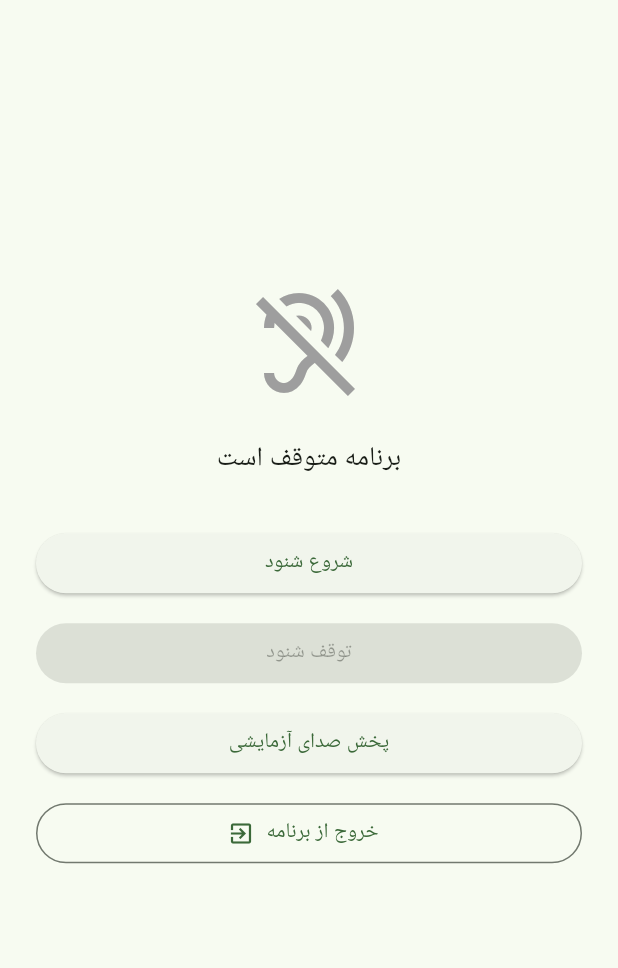
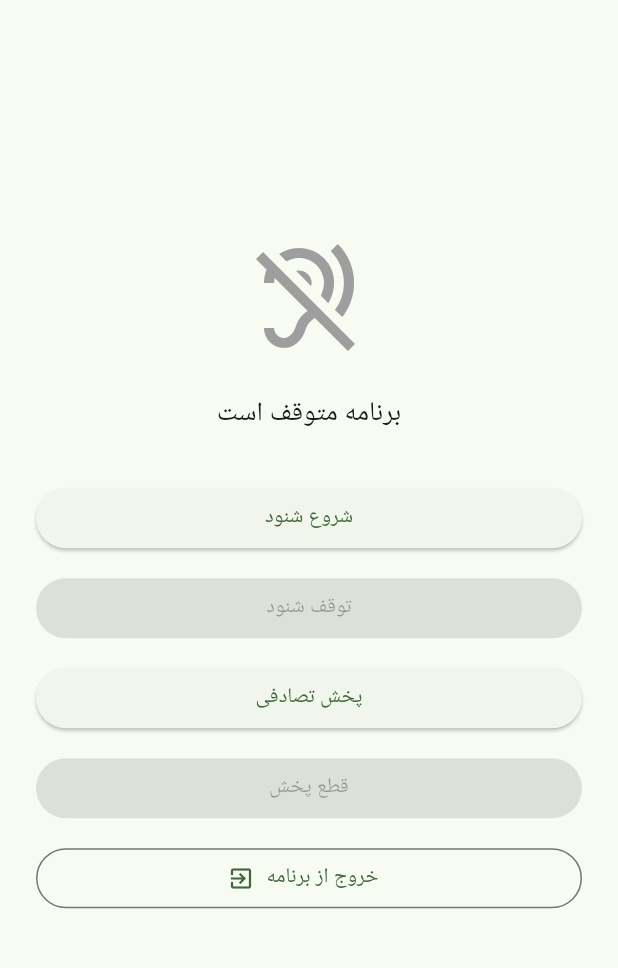
Before and after one commit to hak136299/birdnet-anti-crow, a Flutter app: the screen it shows after launch, on a phone screen of 412 x 824 dp, the part 84-1052 px from its top. Run offline on Flutter 3.47's test engine with Material 3 defaults, Android fonts, the phone set to English and light mode, and no system bars; our stand-ins replace audioplayers; missing offline and left inert: record.

Commit message:
main.dart

```diff
--- a/lib/main.dart
+++ b/lib/main.dart
@@ -1,3 +1,4 @@
+
 import 'dart:async';
 import 'dart:math';
 import 'dart:typed_data';
@@ -44,12 +45,14 @@ class _CrowHomePageState extends State<CrowHomePage> {
 
   bool isRunning = false;
   bool isPlaying = false;
+  bool _resumeListeningAfterPlayback = false;
+
   String status = 'برنامه متوقف است';
 
   int _receivedBytes = 0;
 
   Future<void> startListening() async {
-    if (isRunning) return;
+    if (isRunning || isPlaying) return;
 
     try {
       final hasPermission = await _recorder.hasPermission();
@@ -127,7 +130,7 @@ class _CrowHomePageState extends State<CrowHomePage> {
     if (mounted) {
       setState(() {
         isRunning = false;
-        status = 'برنامه متوقف است';
+        status = isPlaying ? 'در حال پخش صدا' : 'برنامه متوقف است';
         _receivedBytes = 0;
       });
     }
@@ -136,46 +139,67 @@ class _CrowHomePageState extends State<CrowHomePage> {
   Future<void> playRandomSound() async {
     if (isPlaying) return;
 
-    final resumeListening = isRunning;
+    // وضعیت شنود را پیش از شروع پخش ذخیره می‌کنیم.
+    _resumeListeningAfterPlayback = isRunning;
 
-    if (resumeListening) {
+    if (_resumeListeningAfterPlayback) {
       await stopListening();
     }
 
     try {
       final number = Random().nextInt(30) + 1;
 
+      await _completeSubscription?.cancel();
+      _completeSubscription = null;
+
+      if (!mounted) return;
+
       setState(() {
         isPlaying = true;
         status = 'در حال پخش فایل شماره $number';
       });
 
+      // رویداد پایان پخش را قبل از شروع پخش ثبت می‌کنیم.
+      _completeSubscription = _player.onPlayerComplete.listen((_) async {
+        await _finishPlayback('پخش صدا تمام شد');
+      });
+
       await _player.play(AssetSource('sounds/$number.wav'));
+    } catch (e) {
+      await _finishPlayback('پخش صدا ناموفق بود');
+    }
+  }
+
+  Future<void> stopPlayback() async {
+    if (!isPlaying) return;
+
+    // وضعیت قبلی شنود حفظ می‌شود و پس از قطع صدا بررسی خواهد شد.
+    try {
+      await _player.stop();
+    } catch (_) {}
+
+    await _finishPlayback('پخش صدا قطع شد');
+  }
+
+  Future<void> _finishPlayback(String message) async {
+    if (!isPlaying) return;
 
     await _completeSubscription?.cancel();
-      _completeSubscription = _player.onPlayerComplete.listen((_) async {
-        if (!mounted) return;
+    _completeSubscription = null;
 
-        setState(() {
-          isPlaying = false;
-          status = 'پخش صدا تمام شد';
-        });
+    final shouldResume = _resumeListeningAfterPlayback;
+    _resumeListeningAfterPlayback = false;
 
-        if (resumeListening) {
-          await startListening();
-        }
-      });
-    } catch (e) {
     if (mounted) {
       setState(() {
         isPlaying = false;
-          status = 'پخش صدا ناموفق بود';
+        status = message;
       });
     }
 
-      if (resumeListening) {
+    // فقط اگر پیش از پخش شنود فعال بوده، آن را خودکار شروع می‌کنیم.
+    if (shouldResume && mounted) {
       await startListening();
-      }
     }
   }
 
@@ -184,7 +208,11 @@ class _CrowHomePageState extends State<CrowHomePage> {
       await stopListening();
     }
 
+    if (isPlaying) {
       await _player.stop();
+      await _completeSubscription?.cancel();
+      _completeSubscription = null;
+    }
 
     if (!mounted) return;
 
@@ -239,9 +267,17 @@ class _CrowHomePageState extends State<CrowHomePage> {
             mainAxisAlignment: MainAxisAlignment.center,
             children: [
               Icon(
-                isRunning ? Icons.hearing : Icons.hearing_disabled,
+                isPlaying
+                    ? Icons.volume_up
+                    : isRunning
+                        ? Icons.hearing
+                        : Icons.hearing_disabled,
                 size: 80,
-                color: isRunning ? Colors.green : Colors.grey,
+                color: isPlaying
+                    ? Colors.orange
+                    : isRunning
+                        ? Colors.green
+                        : Colors.grey,
               ),
               const SizedBox(height: 24),
               Text(
@@ -250,6 +286,7 @@ class _CrowHomePageState extends State<CrowHomePage> {
                 style: const TextStyle(fontSize: 18),
               ),
               const SizedBox(height: 32),
+
               SizedBox(
                 width: double.infinity,
                 child: ElevatedButton(
@@ -258,6 +295,7 @@ class _CrowHomePageState extends State<CrowHomePage> {
                 ),
               ),
               const SizedBox(height: 12),
+
               SizedBox(
                 width: double.infinity,
                 child: ElevatedButton(
@@ -270,14 +308,29 @@ class _CrowHomePageState extends State<CrowHomePage> {
                 ),
               ),
               const SizedBox(height: 12),
+
               SizedBox(
                 width: double.infinity,
                 child: ElevatedButton(
                   onPressed: isPlaying ? null : playRandomSound,
-                  child: const Text('پخش صدای آزمایشی'),
+                  child: const Text('پخش تصادفی'),
                 ),
               ),
               const SizedBox(height: 12),
+
+              SizedBox(
+                width: double.infinity,
+                child: ElevatedButton(
+                  onPressed: isPlaying ? stopPlayback : null,
+                  style: ElevatedButton.styleFrom(
+                    backgroundColor: Colors.deepOrange,
+                    foregroundColor: Colors.white,
+                  ),
+                  child: const Text('قطع پخش'),
+                ),
+              ),
+              const SizedBox(height: 12),
+
               SizedBox(
                 width: double.infinity,
                 child: OutlinedButton.icon(
```
Lines whose indentation alone changed are shown as unchanged.
